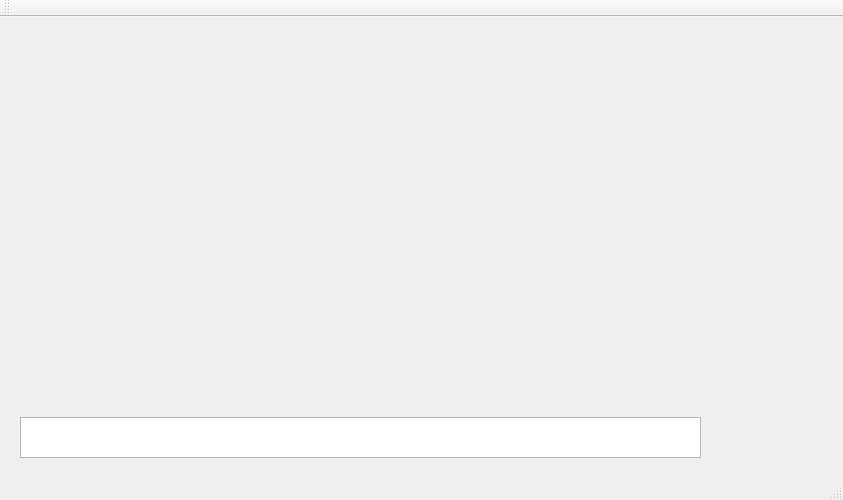
drgoebbels/sabot, file mainwindow.ui: the form before one commit.
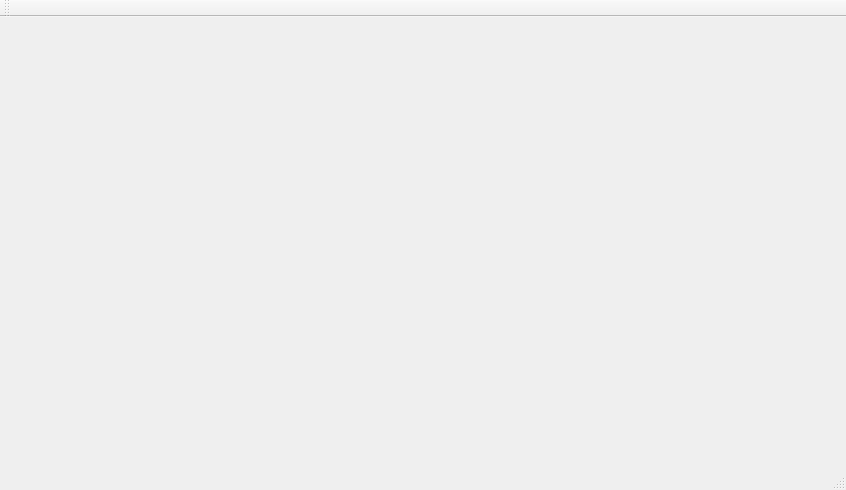
The form after the commit.

```diff
--- a/mainwindow.ui
+++ b/mainwindow.ui
@@ -6,25 +6,14 @@
    <rect>
     <x>0</x>
     <y>0</y>
-    <width>843</width>
-    <height>500</height>
+    <width>846</width>
+    <height>490</height>
    </rect>
   </property>
   <property name="windowTitle">
    <string>MainWindow</string>
   </property>
-  <widget class="QWidget" name="centralWidget">
-   <widget class="QPlainTextEdit" name="messageBox">
-    <property name="geometry">
-     <rect>
-      <x>20</x>
-      <y>400</y>
-      <width>681</width>
-      <height>41</height>
-     </rect>
-    </property>
-   </widget>
-  </widget>
+  <widget class="QWidget" name="centralWidget"/>
   <widget class="QMenuBar" name="menuBar">
    <property name="geometry">
     <rect>
```
Left out of the diff: 2 changed lines with no effect on the pictures.
